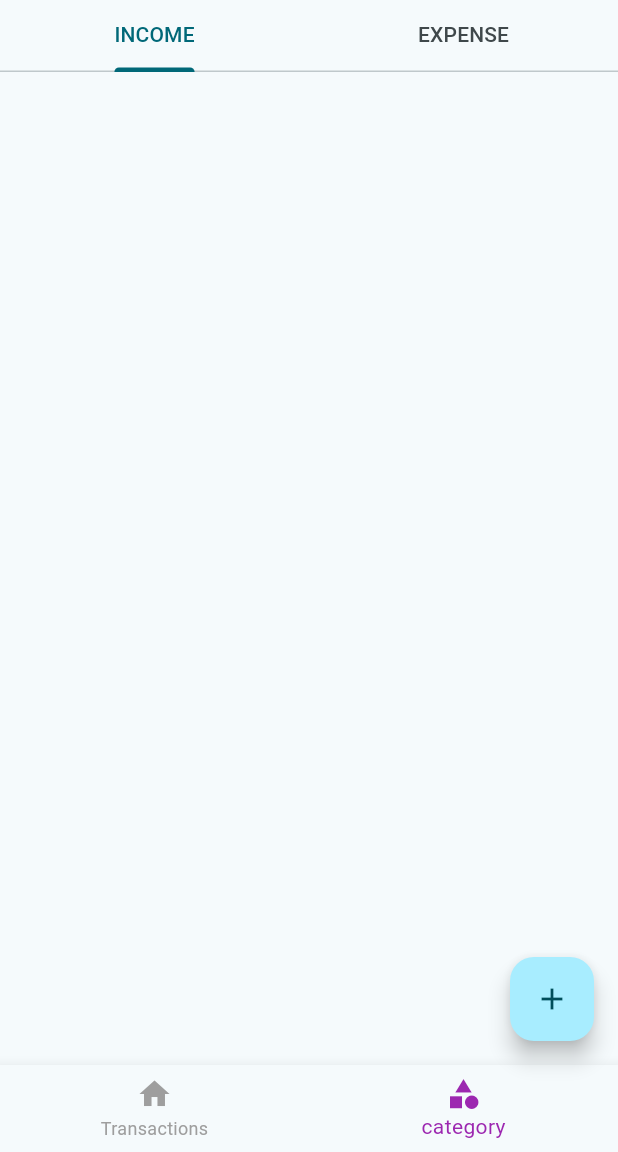
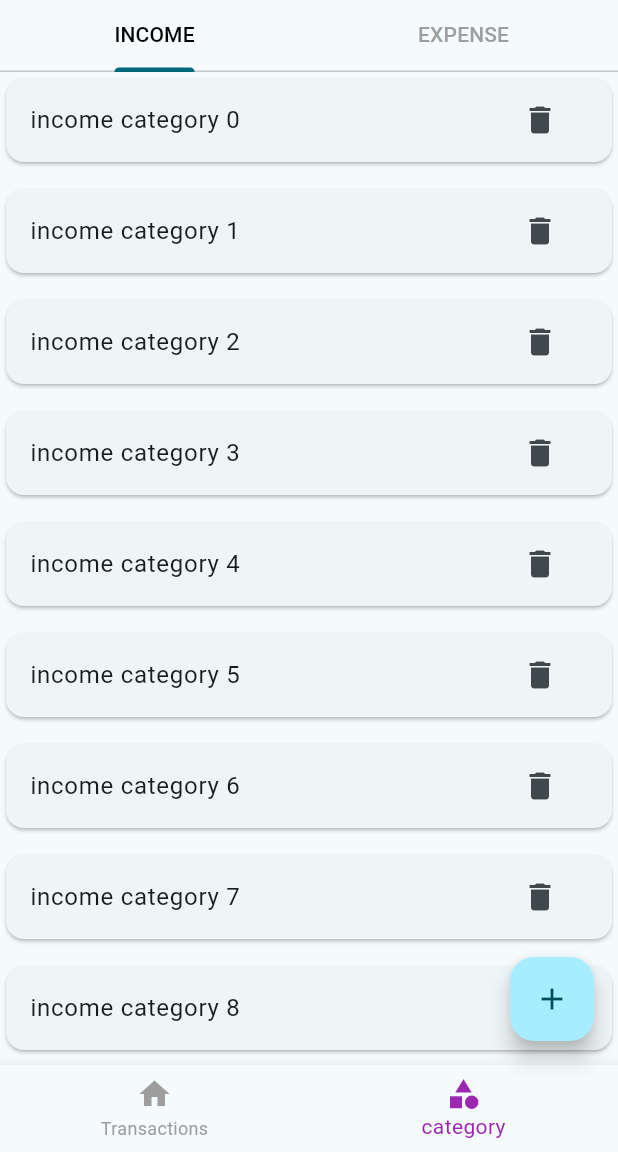
Before and after one commit to sanjaydevscripts/MONEY_MANAGEMENT, a Flutter app: the screen it shows after launch, item 2 of the bottom bar chosen, on a phone screen of 412 x 824 dp, the part 84-1236 px from its top. Run offline on Flutter 3.47's test engine with Material 3 defaults, Android fonts, the phone set to English and light mode, and no system bars.

Commit message:
category list implemented

```diff
--- /dev/null
+++ b/lib/screens/category/income_category_list.dart
@@ -0,0 +1,23 @@
+import 'package:flutter/material.dart';
+
+class IncomeCategoryList extends StatelessWidget {
+  const IncomeCategoryList({super.key});
+
+  @override
+  Widget build(BuildContext context) {
+    return ListView.separated(
+      itemBuilder:(ctx, index){
+        return Card(
+          child: ListTile(
+                  title: Text('income category $index'),
+                  trailing: IconButton(onPressed: (){}, icon: Icon(Icons.delete)),
+                  ),
+        );
+      } ,
+     separatorBuilder:(ctx, index){
+      return const SizedBox(height: 10);
+     },
+    itemCount: 10
+    );
+  }
+}
--- a/lib/screens/category/screen_category.dart
+++ b/lib/screens/category/screen_category.dart
@@ -1,4 +1,6 @@
 import 'package:flutter/material.dart';
+import 'package:money_manager_flutter/screens/category/expense_category_lis.dart';
+import 'package:money_manager_flutter/screens/category/income_category_list.dart';
 
 class ScreenCategory extends StatefulWidget {
   const ScreenCategory({super.key});
@@ -23,11 +25,23 @@ late TabController _tabController;
       children: [
         TabBar(
           controller: _tabController,
-          tabs: [
+          labelColor: Colors.black,
+          unselectedLabelColor:Colors.grey,
+          tabs: const[
           Tab(text: 'INCOME',),
           Tab(text: 'EXPENSE',)
-        ])
-      ],
+        ],
+        ),
+        Expanded(
+          child: TabBarView(
+            controller: _tabController,
+            children:const[
+                IncomeCategoryList(),
+                ExpenseCategoryList(),
+            ],
+            ),
+        ),
+      ]
     );
   }
 }
```
Also changed, not shown: lib/screens/category/expense_category_lis.dart (added, +22 -0 lines).
